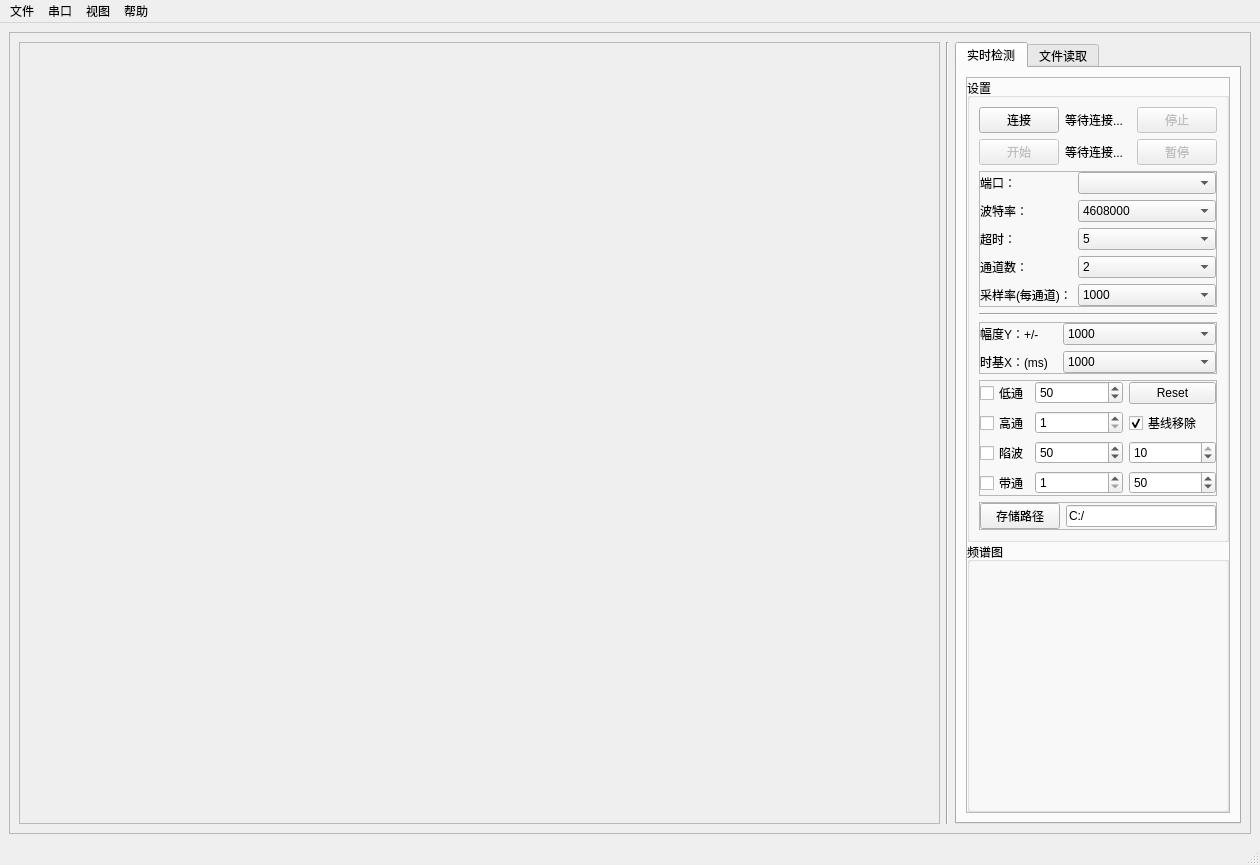
Bayyys/EMGexe, file EMG/ui/mainWindow.ui: the form before one commit.
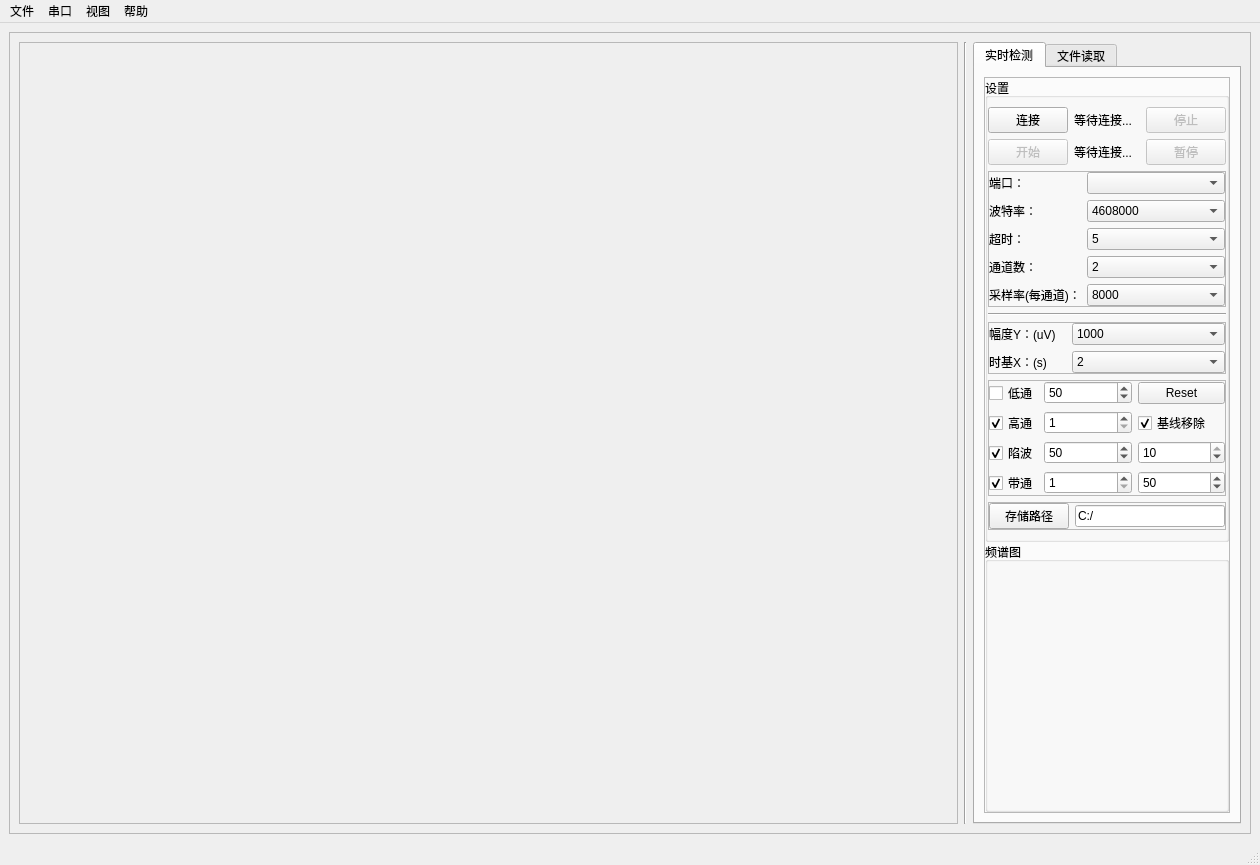
The form after the commit. The open tabs and pages were chosen to show the change.

What changed in the file:
```diff
--- a/EMG/ui/mainWindow.ui
+++ b/EMG/ui/mainWindow.ui
@@ -58,8 +58,8 @@
            <rect>
             <x>0</x>
             <y>0</y>
-            <width>929</width>
-            <height>783</height>
+            <width>947</width>
+            <height>780</height>
            </rect>
           </property>
           <layout class="QVBoxLayout" name="verticalLayout_4">
@@ -173,13 +173,13 @@
                 </property>
                 <layout class="QVBoxLayout" name="verticalLayout_2">
                  <property name="leftMargin">
-                  <number>9</number>
+                  <number>0</number>
                  </property>
                  <property name="topMargin">
                   <number>9</number>
                  </property>
                  <property name="rightMargin">
-                  <number>9</number>
+                  <number>0</number>
                  </property>
                  <property name="bottomMargin">
                   <number>9</number>
@@ -549,7 +549,7 @@
                        </sizepolicy>
                       </property>
                       <property name="currentIndex">
-                       <number>2</number>
+                       <number>6</number>
                       </property>
                       <item>
                        <property name="text">
@@ -686,7 +686,7 @@
                        </sizepolicy>
                       </property>
                       <property name="text">
-                       <string>时基X：(ms)</string>
+                       <string>时基X：(s)</string>
                       </property>
                      </widget>
                     </item>
@@ -699,7 +699,7 @@
                        </sizepolicy>
                       </property>
                       <property name="text">
-                       <string>幅度Y：+/-</string>
+                       <string>幅度Y：(uV)</string>
                       </property>
                      </widget>
                     </item>
@@ -712,7 +712,7 @@
                        </sizepolicy>
                       </property>
                       <property name="currentIndex">
-                       <number>1</number>
+                       <number>2</number>
                       </property>
                       <item>
                        <property name="text">
@@ -721,12 +721,12 @@
                       </item>
                       <item>
                        <property name="text">
-                        <string>1000</string>
+                        <string>1</string>
                        </property>
                       </item>
                       <item>
                        <property name="text">
-                        <string>2000</string>
+                        <string>2</string>
                        </property>
                       </item>
                       <item>
@@ -782,6 +782,9 @@
                       <property name="text">
                        <string>陷波</string>
                       </property>
+                      <property name="checked">
+                       <bool>true</bool>
+                      </property>
                      </widget>
                     </item>
                     <item row="5" column="3">
@@ -833,6 +836,9 @@
                       <property name="text">
                        <string>高通</string>
                       </property>
+                      <property name="checked">
+                       <bool>true</bool>
+                      </property>
                      </widget>
                     </item>
                     <item row="4" column="3">
@@ -865,6 +871,9 @@
                       <property name="text">
                        <string>带通</string>
                       </property>
+                      <property name="checked">
+                       <bool>true</bool>
+                      </property>
                      </widget>
                     </item>
                     <item row="4" column="1">
```
Left out of the diff: 29 changed lines with no effect on the pictures.
